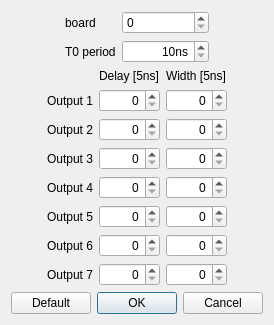
Before: the Qt Designer form escam/dialogioctrl.ui in Entwicklungsburo-Stresing/EBST_CAM, drawn with Qt 5.
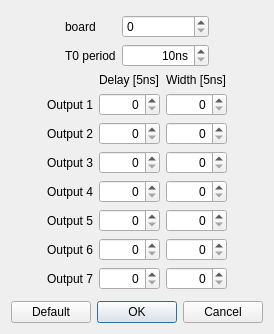
After: the same form once the commit is applied.

Commit message: Fix tab order

Patch:
```diff
--- a/escam/dialogioctrl.ui
+++ b/escam/dialogioctrl.ui
@@ -7,7 +7,7 @@
     <x>0</x>
     <y>0</y>
     <width>257</width>
-    <height>312</height>
+    <height>334</height>
    </rect>
   </property>
   <property name="windowTitle">
```
Left out of the diff: 1 changed line with no effect on the pictures. The commit also changes 6 other files.
